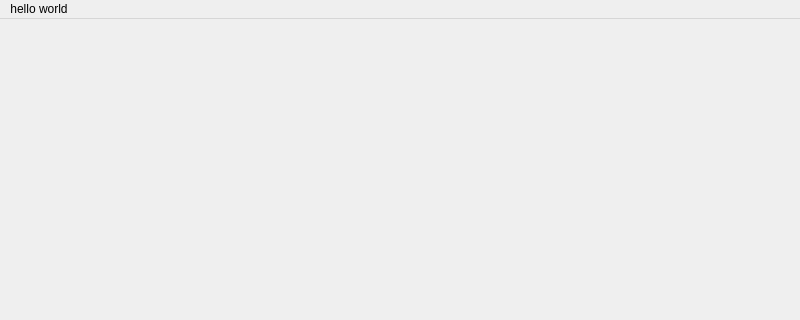
Before: the Qt Designer form mainwindow.ui in themiss0/exp2, drawn with Qt 5; both pictures show x 0 to 800 and y 0 to 320 of the 800 by 600 pixel window.
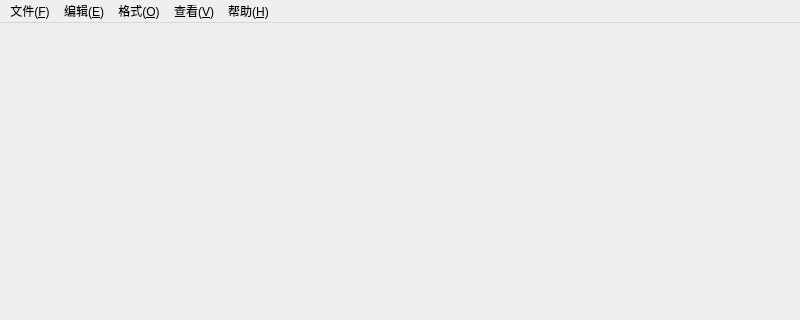
After: the same form once the commit is applied.

Diff of the .ui file:
```diff
--- a/mainwindow.ui
+++ b/mainwindow.ui
@@ -23,12 +23,36 @@
      <height>20</height>
     </rect>
    </property>
-   <widget class="QMenu" name="menuhello_world">
+   <widget class="QMenu" name="file">
     <property name="title">
-     <string>hello world</string>
+     <string>文件(&amp;F)</string>
     </property>
    </widget>
-   <addaction name="menuhello_world"/>
+   <widget class="QMenu" name="edit">
+    <property name="title">
+     <string>编辑(&amp;E)</string>
+    </property>
+   </widget>
+   <widget class="QMenu" name="type">
+    <property name="title">
+     <string>格式(&amp;O)</string>
+    </property>
+   </widget>
+   <widget class="QMenu" name="view">
+    <property name="title">
+     <string>查看(&amp;V)</string>
+    </property>
+   </widget>
+   <widget class="QMenu" name="help">
+    <property name="title">
+     <string>帮助(&amp;H)</string>
+    </property>
+   </widget>
+   <addaction name="file"/>
+   <addaction name="edit"/>
+   <addaction name="type"/>
+   <addaction name="view"/>
+   <addaction name="help"/>
   </widget>
   <widget class="QStatusBar" name="statusbar"/>
  </widget>
```
